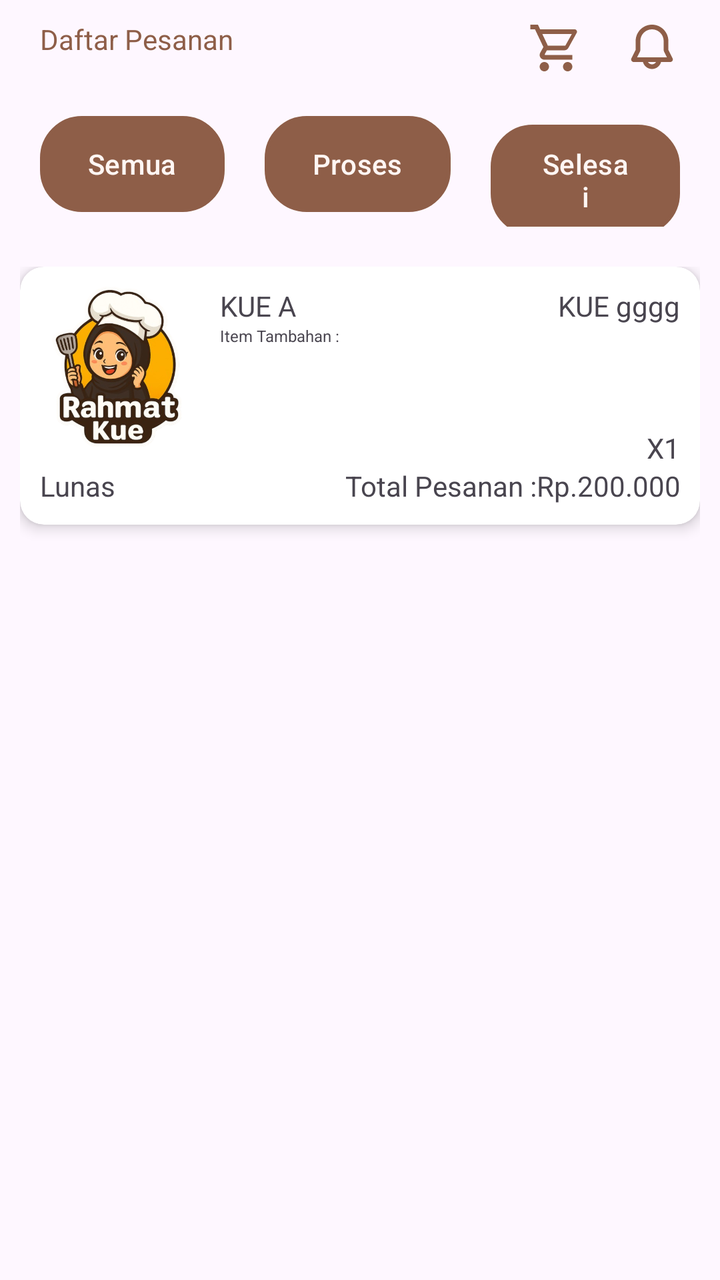
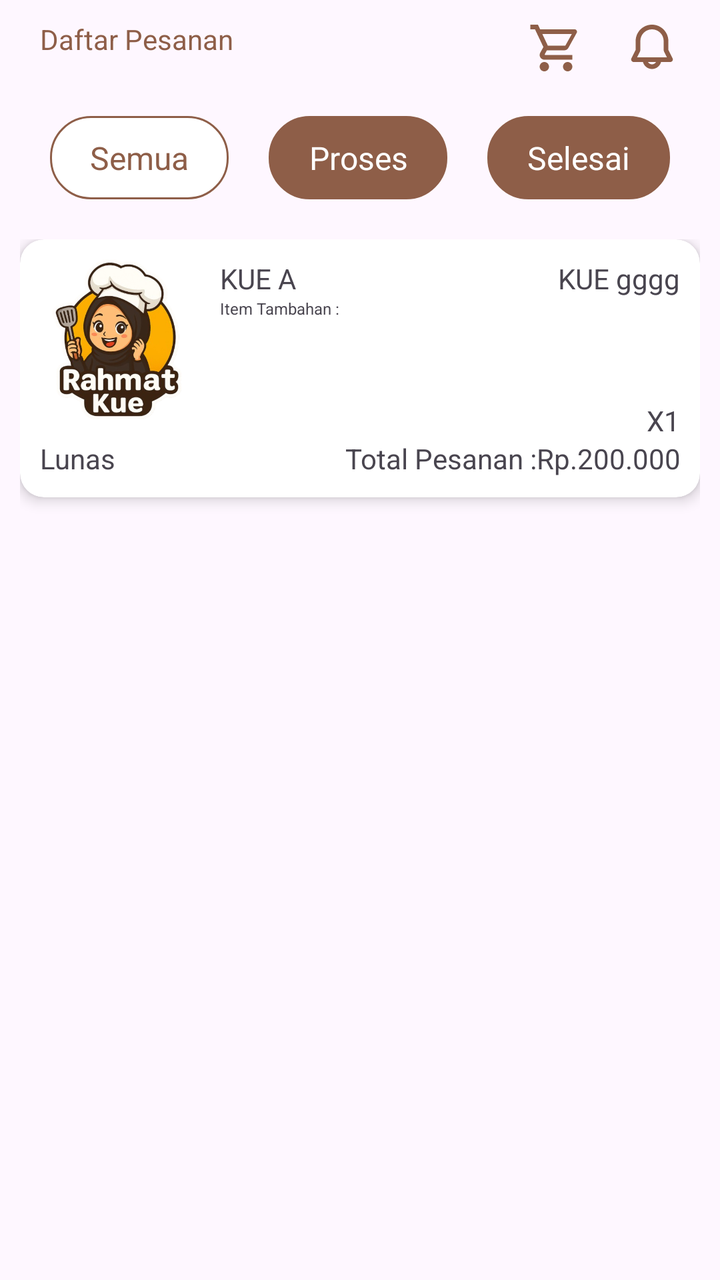

Screens rendered from an Android XML layout before and after an edit, with the pre-edit source and the edit as a unified diff.
<!-- AndroidManifest.xml: application theme Theme.RahmatBakery -->
<!-- res/layout/fragment_pesanan.xml -->
<?xml version="1.0" encoding="utf-8"?>
<LinearLayout xmlns:android="http://schemas.android.com/apk/res/android"
    xmlns:app="http://schemas.android.com/apk/res-auto"
    xmlns:tools="http://schemas.android.com/tools"
    android:layout_width="match_parent"
    android:layout_height="match_parent"
    tools:context=".pelanggan.PesananFragment"
    android:orientation="vertical">


    
    <RelativeLayout
        android:layout_width="match_parent"
        android:layout_height="wrap_content"
        android:padding="10dp"
        >

        <TextView
            android:layout_marginLeft="10dp"
            android:layout_width="wrap_content"
            android:layout_height="wrap_content"
            android:text="Daftar Pesanan"
            android:textColor="@color/primary"
            style="@style/TextAppearance.Material3.HeadlineSmall.Emphasized"
            />

        <ImageView
            android:id="@+id/icon_cart"
            android:layout_width="28dp"
            android:layout_height="28dp"
            android:background="@android:color/transparent"
            android:src="@drawable/cart"
            android:layout_marginRight="20dp"
            android:layout_toLeftOf="@id/icon_notif"
            />

        <ImageView
            android:id="@+id/icon_notif"
            android:layout_width="28dp"
            android:layout_height="28dp"
            android:background="@android:color/transparent"
            android:src="@drawable/notif"
            android:layout_alignParentEnd="true"
            android:layout_marginRight="10dp"
            />

    </RelativeLayout>


    
    <LinearLayout
        android:layout_width="wrap_content"
        android:layout_height="wrap_content"
        android:orientation="horizontal"
        android:layout_gravity="center"
        android:padding="10dp">
        <Button
            android:id="@+id/btnAll"
            android:layout_width="wrap_content"
            android:layout_height="wrap_content"
            android:layout_below="@id/SearchBar"
            android:text="Semua"
            android:background="@drawable/button"
            android:layout_marginHorizontal="10dp"/>

        <Button
            android:id="@+id/btnProses"
            android:layout_width="wrap_content"
            android:layout_height="wrap_content"
            android:layout_below="@id/SearchBar"
            android:text="Proses"
            android:background="@drawable/button"
            android:layout_toRightOf="@id/btnAll"
            android:layout_marginHorizontal="10dp"/>

        <Button
            android:id="@+id/btnSelesai"
            android:layout_width="wrap_content"
            android:layout_height="wrap_content"
            android:layout_below="@id/SearchBar"
            android:text="Selesai"
            android:background="@drawable/button"
            android:layout_toRightOf="@id/btnPromo"
            android:layout_marginHorizontal="10dp"/>
    </LinearLayout>

    
    <ScrollView
        android:layout_width="match_parent"
        android:layout_height="match_parent">

        <LinearLayout
        android:layout_width="match_parent"
        android:layout_height="match_parent"
        android:padding="10dp"
        android:orientation="vertical">


        <androidx.cardview.widget.CardView
        android:id="@+id/pesanan1"
        android:layout_width="match_parent"
        android:layout_height="wrap_content"
        android:backgroundTint="@color/cardview_light_background"
        app:cardElevation="4dp"
        app:cardCornerRadius="12dp"
        android:layout_marginBottom="10dp">

        <RelativeLayout
        android:layout_width="match_parent"
        android:layout_height="wrap_content"
        android:padding="10dp">

        <ImageView
            android:id="@+id/imgProduct1"
            android:layout_width="80dp"
            android:layout_height="80dp"
            android:src="@drawable/logo"
            android:scaleType="centerCrop" />

            <TextView
                android:id="@+id/namakue"
                android:layout_width="match_parent"
                android:layout_height="wrap_content"
                android:layout_toRightOf="@id/imgProduct1"
                android:layout_marginStart="10dp"
                android:text="KUE A"/>

            <TextView
                android:layout_width="match_parent"
                android:layout_height="wrap_content"
                android:gravity="right"
                android:text="KUE gggg"/>

            <TextView
                android:id="@+id/itemtambahan"
                android:layout_width="match_parent"
                android:layout_height="wrap_content"
                android:layout_toRightOf="@id/imgProduct1"
                android:layout_marginStart="10dp"
                android:textSize="8sp"
                android:layout_below="@id/namakue"
                android:text="Item Tambahan :"/>

            <TextView
                android:id="@+id/statuspembayaran"
                android:layout_width="match_parent"
                android:layout_height="wrap_content"
                android:layout_below="@id/imgProduct1"
                android:layout_marginTop="10dp"
                android:text="Lunas"/>

            <TextView
                android:id="@+id/totalpesanan"
                android:layout_width="match_parent"
                android:layout_height="wrap_content"
                android:layout_alignBottom="@id/statuspembayaran"
                android:layout_marginStart="10dp"
                android:gravity="right"
                android:text="Total Pesanan :Rp.200.000"/>

            <TextView
                android:layout_width="match_parent"
                android:layout_height="wrap_content"
                android:layout_above="@id/totalpesanan"
                android:text="X1"
                android:gravity="right"/>

        </RelativeLayout>
    </androidx.cardview.widget.CardView>
    </LinearLayout>

    </ScrollView>

</LinearLayout>
<!-- resources referenced by this layout -->
<resources>
  <color name="primary">#8E5E48</color>
  <!-- drawable button (drawable) -->
  <?xml version="1.0" encoding="utf-8"?>
  <shape xmlns:android="http://schemas.android.com/apk/res/android">
      <solid android:color="@color/white"/>
      <corners android:radius= "20dp" />
      <padding android:left="20dp" android:top="7dp"
          android:right="20dp" android:bottom="10dp" />
      <stroke android:color="@color/primary" android:width="2dp" />
  </shape>
  <!-- drawable notif (drawable) -->
  <vector xmlns:android="http://schemas.android.com/apk/res/android"
      android:width="36dp"
      android:height="36dp"
      android:viewportWidth="36"
      android:viewportHeight="36">
    <path
        android:pathData="M7.5,13.5C7.5,10.715 8.606,8.045 10.575,6.075C12.545,4.106 15.215,3 18,3C20.785,3 23.455,4.106 25.425,6.075C27.394,8.045 28.5,10.715 28.5,13.5V19.146L31.233,24.612C31.359,24.864 31.418,25.143 31.406,25.424C31.393,25.705 31.309,25.978 31.161,26.218C31.013,26.457 30.806,26.654 30.561,26.791C30.315,26.928 30.038,27 29.757,27H23.811C23.477,28.287 22.726,29.427 21.674,30.241C20.622,31.055 19.33,31.497 18,31.497C16.67,31.497 15.378,31.055 14.326,30.241C13.274,29.427 12.523,28.287 12.189,27H6.243C5.962,27 5.685,26.928 5.439,26.791C5.194,26.654 4.987,26.457 4.839,26.218C4.691,25.978 4.607,25.705 4.594,25.424C4.582,25.143 4.641,24.864 4.767,24.612L7.5,19.146V13.5ZM15.402,27C15.665,27.456 16.044,27.835 16.5,28.098C16.956,28.361 17.473,28.5 18,28.5C18.527,28.5 19.044,28.361 19.5,28.098C19.956,27.835 20.335,27.456 20.598,27H15.402ZM18,6C16.011,6 14.103,6.79 12.697,8.197C11.29,9.603 10.5,11.511 10.5,13.5V19.146C10.5,19.611 10.392,20.071 10.184,20.487L8.429,24H27.573L25.818,20.487C25.609,20.071 25.5,19.612 25.5,19.146V13.5C25.5,11.511 24.71,9.603 23.303,8.197C21.897,6.79 19.989,6 18,6Z"
        android:fillColor="#8E5E48"
        android:fillType="evenOdd"/>
  </vector>
  <style name="Theme.RahmatBakery" parent="Base.Theme.RahmatBakery" />
  <color name="white">#FFFFFFFF</color>
  <style name="Base.Theme.RahmatBakery" parent="Theme.Material3.DayNight.NoActionBar">
          
           <item name="colorPrimary">@color/primary</item>
          <item name="colorOnPrimary">@color/background</item>
          <item name="colorSecondary">@color/primary</item>
          <item name="colorOnSecondary">@color/background</item>
  
      </style>
  <color name="background">#FFF6F3</color>
  <!-- unchanged entries left out for length: 2 -->
</resources>

<!-- the commit's change to res/layout/fragment_pesanan.xml (unified diff, before → after) -->
@@ -54,34 +54,46 @@
         android:orientation="horizontal"
         android:layout_gravity="center"
         android:padding="10dp">
-        <Button
-            android:id="@+id/btnAll"
+        <TextView
+            android:id="@+id/btn_semua"
             android:layout_width="wrap_content"
             android:layout_height="wrap_content"
             android:layout_below="@id/SearchBar"
             android:text="Semua"
-            android:background="@drawable/button"
-            android:layout_marginHorizontal="10dp"/>
+            android:textColor="@color/primary"
+            android:background="@drawable/btn_outline"
+            android:textSize="16sp"
+            android:layout_marginHorizontal="10dp"
+            android:textAlignment="center"
+            />
 
-        <Button
-            android:id="@+id/btnProses"
+        <TextView
+            android:id="@+id/btn_proses"
             android:layout_width="wrap_content"
             android:layout_height="wrap_content"
             android:layout_below="@id/SearchBar"
             android:text="Proses"
-            android:background="@drawable/button"
-            android:layout_toRightOf="@id/btnAll"
-            android:layout_marginHorizontal="10dp"/>
+            android:textColor="@color/white"
+            android:background="@drawable/btn_full"
+            android:layout_toRightOf="@id/btn_semua"
+            android:textSize="16sp"
+            android:layout_marginHorizontal="10dp"
+            android:textAlignment="center"
+            />
 
-        <Button
-            android:id="@+id/btnSelesai"
+        <TextView
+            android:id="@+id/btn_selesai"
             android:layout_width="wrap_content"
             android:layout_height="wrap_content"
             android:layout_below="@id/SearchBar"
             android:text="Selesai"
-            android:background="@drawable/button"
-            android:layout_toRightOf="@id/btnPromo"
-            android:layout_marginHorizontal="10dp"/>
+            android:textColor="@color/white"
+            android:background="@drawable/btn_full"
+            android:layout_toRightOf="@id/btn_proses"
+            android:textSize="16sp"
+            android:layout_marginHorizontal="10dp"
+            android:textAlignment="center"
+            />
     </LinearLayout>
 
     
<!-- resource entries referenced after the edit -->
@@ -1,15 +1,6 @@
 <!-- resources referenced by this layout -->
 <resources>
   <color name="primary">#8E5E48</color>
-  <!-- drawable button (drawable) -->
-  <?xml version="1.0" encoding="utf-8"?>
-  <shape xmlns:android="http://schemas.android.com/apk/res/android">
-      <solid android:color="@color/white"/>
-      <corners android:radius= "20dp" />
-      <padding android:left="20dp" android:top="7dp"
-          android:right="20dp" android:bottom="10dp" />
-      <stroke android:color="@color/primary" android:width="2dp" />
-  </shape>
   <!-- drawable notif (drawable) -->
   <vector xmlns:android="http://schemas.android.com/apk/res/android"
       android:width="36dp"
@@ -23,6 +14,24 @@
   </vector>
   <style name="Theme.RahmatBakery" parent="Base.Theme.RahmatBakery" />
   <color name="white">#FFFFFFFF</color>
+  <!-- drawable btn_full (drawable) -->
+  <?xml version="1.0" encoding="utf-8"?>
+  <shape xmlns:android="http://schemas.android.com/apk/res/android">
+      <solid android:color="@color/primary"/>
+      <corners android:radius="20dp" />
+      <padding android:left="20dp" android:top="10dp"
+          android:right="20dp" android:bottom="10dp" />
+      <stroke android:color="@color/primary" android:width="1dp" />
+  </shape>
+  <!-- drawable btn_outline (drawable) -->
+  <?xml version="1.0" encoding="utf-8"?>
+  <shape xmlns:android="http://schemas.android.com/apk/res/android">
+      <solid android:color="@color/white"/>
+      <corners android:radius="20dp" />
+      <padding android:left="20dp" android:top="10dp"
+          android:right="20dp" android:bottom="10dp" />
+      <stroke android:color="@color/primary" android:width="1dp" />
+  </shape>
   <style name="Base.Theme.RahmatBakery" parent="Theme.Material3.DayNight.NoActionBar">
           
            <item name="colorPrimary">@color/primary</item>
